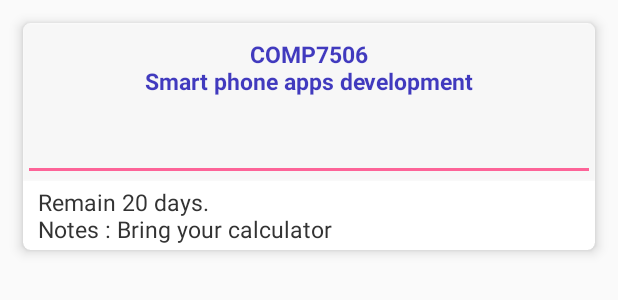
After one commit to SmartPhoneGroup14/CourseSchedule, an Android app: the layout cardview_grade.xml on its own in the app's theme, with its tools: preview values and no code run, on a phone screen of 412 x 824 dp. The commit adds this screen. Shown: the top 300 px of the screen. Run offline under Robolectric (Android 15) with nearby library versions, the phone set to English and light mode, and no system bars.

Commit message:
Add GPA calculator to Bottom Navigation 2nd

```diff
--- /dev/null
+++ b/app/src/main/res/layout/cardview_grade.xml
@@ -0,0 +1,67 @@
+<?xml version="1.0" encoding="utf-8"?>
+<android.support.v7.widget.LinearLayoutCompat xmlns:android="http://schemas.android.com/apk/res/android"
+    xmlns:app="http://schemas.android.com/apk/res-auto"
+    xmlns:tools="http://schemas.android.com/tools"
+    android:layout_width="match_parent"
+    android:layout_height="wrap_content">
+
+    <android.support.v7.widget.CardView
+        android:layout_width="match_parent"
+        android:layout_height="wrap_content"
+        android:layout_margin="15dp"
+        app:cardCornerRadius="5dp"
+        app:cardElevation="5dp">
+
+        <android.support.v7.widget.LinearLayoutCompat
+            android:layout_width="match_parent"
+            android:layout_height="wrap_content"
+            android:orientation="vertical">
+
+            <android.support.design.widget.CoordinatorLayout
+                android:layout_width="match_parent"
+                android:layout_height="wrap_content">
+
+                <android.support.v7.widget.LinearLayoutCompat
+                    android:layout_width="match_parent"
+                    android:layout_height="match_parent"
+                    android:alpha="0.8"
+                    android:background="#42fdfdfd"
+                    android:gravity="center"
+                    android:orientation="vertical"
+                    android:translationZ="1dp">
+
+                    <TextView
+                        android:id="@+id/card_course_grade"
+                        android:layout_width="match_parent"
+                        android:layout_height="60dp"
+                        android:gravity="center"
+                        android:textColor="#140cb1"
+                        android:textSize="15dp"
+                        android:textStyle="bold"
+                        tools:text="COMP7506\nSmart phone apps development" />
+
+                    <EditText
+                        android:id="@+id/card_grade"
+                        android:layout_width="match_parent"
+                        android:layout_height="wrap_content" />
+                </android.support.v7.widget.LinearLayoutCompat>
+            </android.support.design.widget.CoordinatorLayout>
+
+            <TextView
+                android:id="@+id/card_remark"
+                android:layout_width="match_parent"
+                android:layout_height="wrap_content"
+                android:layout_marginLeft="10dp"
+                android:layout_marginTop="3dp"
+                android:layout_marginBottom="3dp"
+                android:gravity="left|center"
+                android:textColor="#333333"
+                android:textSize="15dp"
+                tools:text="Remain 20 days. \nNotes : Bring your calculator" />
+
+
+        </android.support.v7.widget.LinearLayoutCompat>
+
+
+    </android.support.v7.widget.CardView>
+</android.support.v7.widget.LinearLayoutCompat>
```
Also changed, not shown: app/src/main/java/cs/hku/group14/schedule/MainActivity.java (+0 -7 lines), app/src/main/java/cs/hku/group14/schedule/view/BottomNavigationActivity.java (+5 -2 lines), app/src/main/java/cs/hku/group14/schedule/view/GPAFragment.java (+66 -1 lines), app/src/main/res/layout/activity_main.xml (+0 -7 lines), app/src/main/res/layout/fragment_calculator.xml (added, +27 -0 lines).
